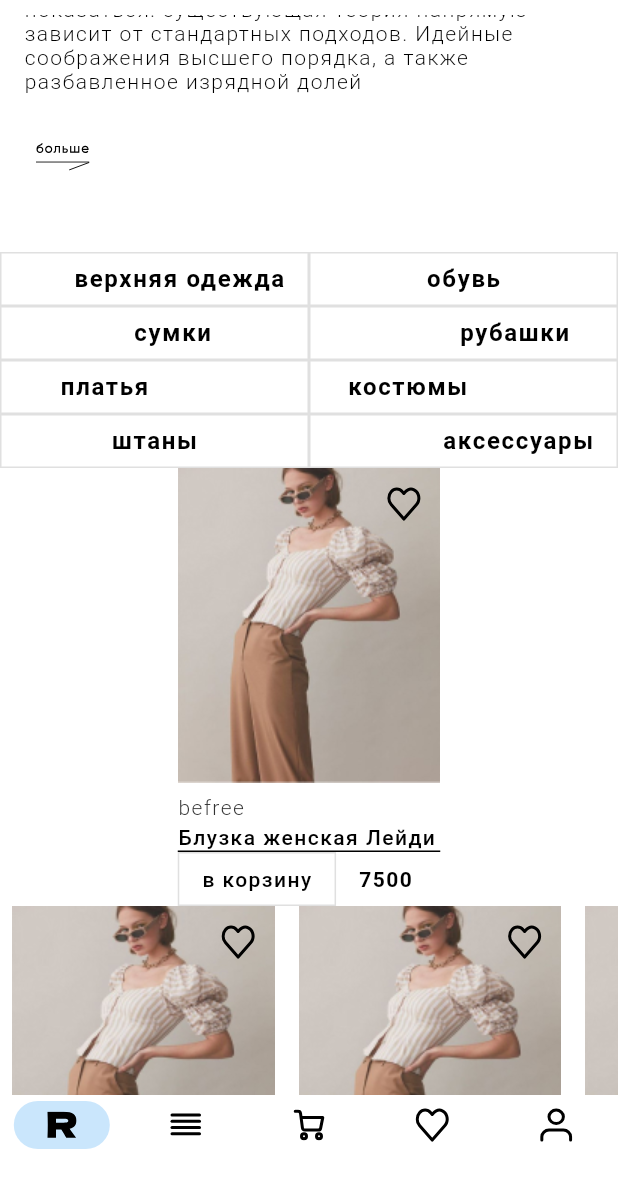
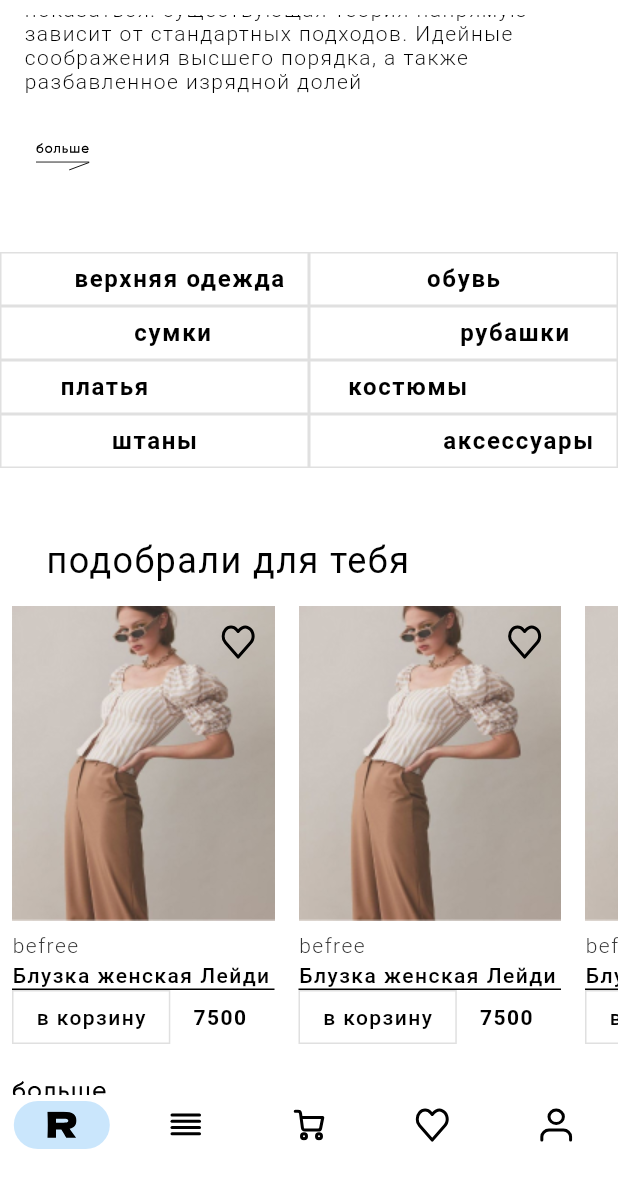
Before and after one commit to Akenten/reup_mobile, a Flutter app: the screen it shows after launch, scrolled down 576 dp, on a phone screen of 412 x 824 dp, the part 57-1236 px from its top. Run offline on Flutter 3.47's test engine with Material 2 defaults, Android fonts, the phone set to English and light mode, and no system bars; drawn by our look-alikes of infinite_carousel; our stand-ins replace flutter_svg, google_fonts; Roboto replaces fonts that are missing (Gilroy).

Commit message:
small additions

```diff
--- a/lib/main_page.dart
+++ b/lib/main_page.dart
@@ -6,6 +6,7 @@ import 'package:flutter_svg/flutter_svg.dart';
 import 'package:infinite_carousel/infinite_carousel.dart';
 import 'product.dart';
 import 'carousel.dart';
+import 'reup_choise.dart';
 
 class MainPage extends StatelessWidget {
   const MainPage({super.key});
@@ -226,12 +227,47 @@ class MainPage extends StatelessWidget {
           ],
         ),
         // тут кончаются кнопки
-        product(
-          data: productData(Image.asset('assets/images/reup_product.jpg'),
-              'befree', 'Блузка женская Лейди', '7500'),
+        // product(
+        //   data: productData(Image.asset('assets/images/reup_product.jpg'),
+        //       'befree', 'Блузка женская Лейди', '7500'),
+        // ),
+        //InfiniteCarousel.builder(itemCount: 10, itemExtent: 175, itemBuilder: (BuildContext, ))
+        const SizedBox(height: 48),
+        SizedBox(
+          width: 351,
+          child: Text('подобрали для тебя',
+              style: GoogleFonts.delaGothicOne(
+                color: Colors.black,
+                fontSize: 24,
+                fontWeight: FontWeight.w400,
+                letterSpacing: 0.96,
+              )),
         ),
-        //InfiniteCarousel.builder(itemCount: 10, itemExtent: 175, itemBuilder: (BuildContext, ))
-        SizedBox(height: 292, child: carousel()),
+
+        const SizedBox(height: 16),
+        const SizedBox(height: 292, child: carousel()),
+        //const SizedBox(height: 16),
+        Align(
+          alignment: Alignment.centerLeft,
+          child: IconButton(
+            onPressed: null,
+            icon: SvgPicture.asset('assets/icons/reup_icon_more.svg'),
+            iconSize: 64,
+            style: ButtonStyle(
+              tapTargetSize: MaterialTapTargetSize.shrinkWrap,
+            ),
+          ),
+        ),
+        SizedBox(
+            width: 351,
+            child: Text('выбор REUP',
+                style: GoogleFonts.delaGothicOne(
+                  color: Colors.black,
+                  fontSize: 24,
+                  fontWeight: FontWeight.w400,
+                  letterSpacing: 0.96,
+                ))),
+        const reupChoise(),
       ],
     ));
   }
--- a/pubspec.yaml
+++ b/pubspec.yaml
@@ -38,6 +38,7 @@ dependencies:
   # Use with the CupertinoIcons class for iOS style icons.
   cupertino_icons: ^1.0.2
   infinite_carousel: ^1.0.3
+  smooth_page_indicator: ^1.1.0
 
 dev_dependencies:
   flutter_test:
@@ -75,6 +76,11 @@ flutter:
     - assets/icons/reup_icon_favorite.svg
     - assets/icons/reup_icon_profile.svg
     - assets/images/reup_product.jpg
+    - assets/fonts/Gilroy/Gilroy-Light.ttf
+    - assets/fonts/Gilroy/Gilroy-Regular.ttf
+    - assets/fonts/Gilroy/Gilroy-Medium.ttf
+    - assets/fonts/Gilroy/Gilroy-Thin.ttf
+    - assets/images/reup_img3.jpg
   #  - assets/fonts/Gilroy-Light.ttf
 
   #   - images/a_dot_burr.jpeg
```
Also changed, not shown: lib/reup_choise.dart (added, +75 -0 lines), assets/images/reup_img3.jpg (added), pubspec.lock.
